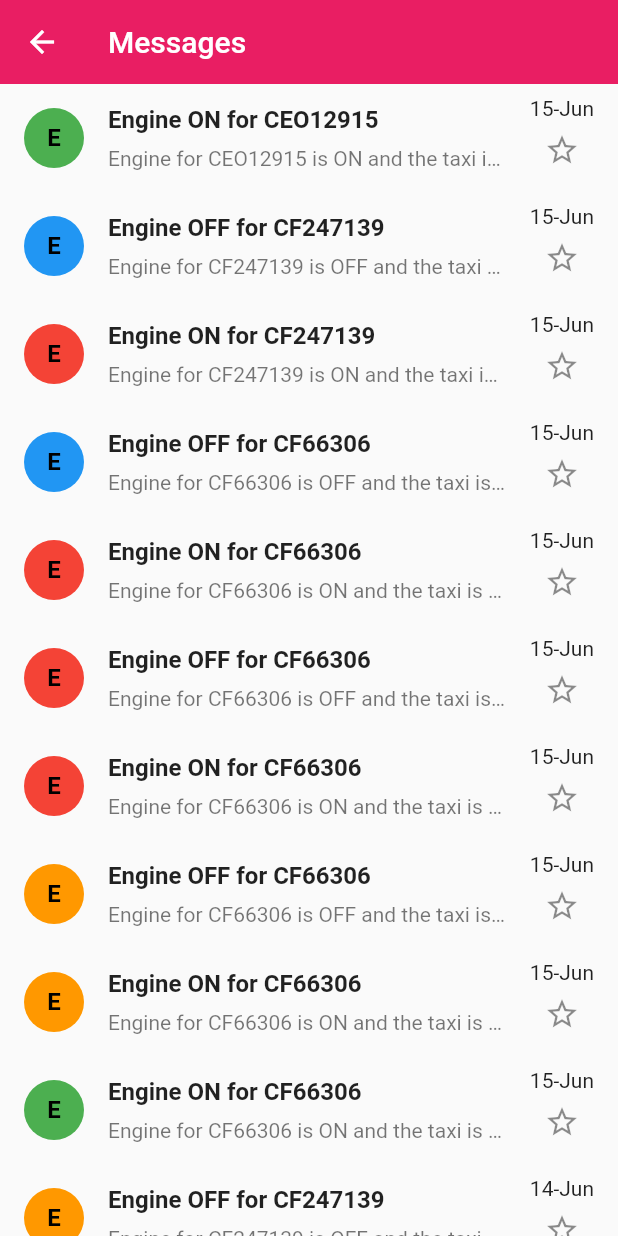
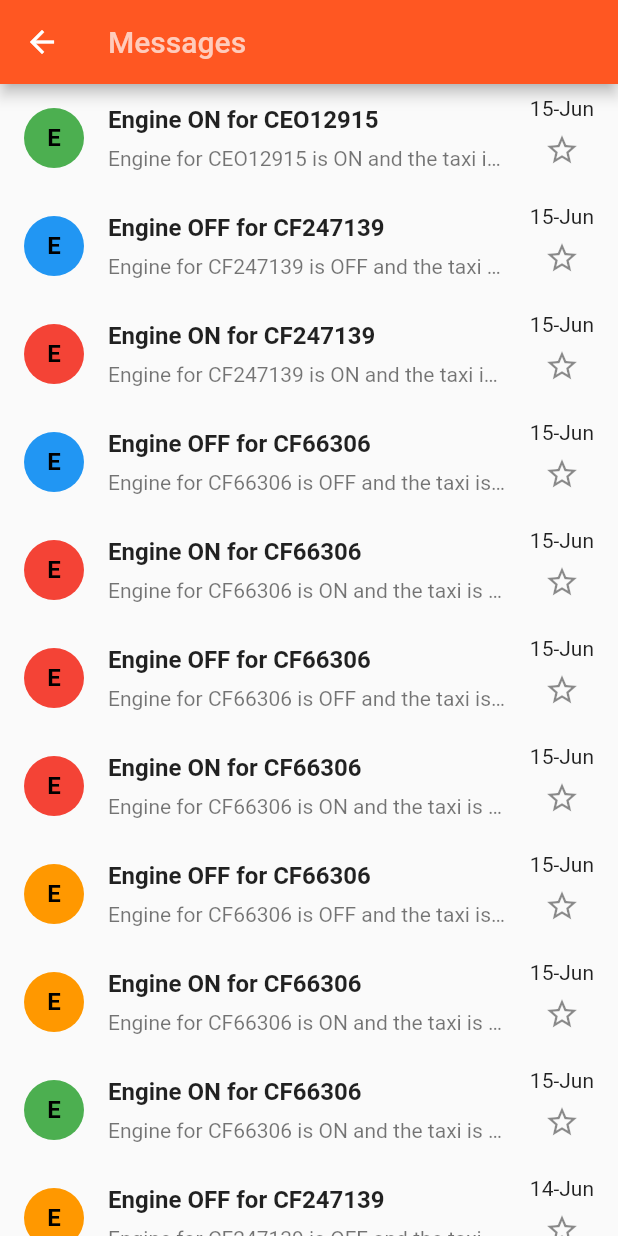
Before and after one commit to Songeziwe/Makwayini, a Flutter app: the screen it shows after launch, after a tap on "messages", on a phone screen of 412 x 824 dp. Run offline on Flutter 3.47's test engine with Material 2 defaults, Android fonts, the phone set to English and light mode, and no system bars; our stand-ins replace flutter_map, flutter_svg, latlong.

Commit message:
Created CustomIcon widget

```diff
--- /dev/null
+++ b/lib/constants/theme.dart
@@ -0,0 +1,15 @@
+import 'package:flutter/material.dart';
+
+const Color kPrimary = Color(0xFFFF5722);
+const Color kSecondary = Color(0xFFFFCCBC);
+const Color kAccent = Color(0xFF2e302f);
+const Color kError = Color(0xFFfe2a39);
+const Color kIconColor = Color(0xFFffa41c);
+
+const TextStyle kTextStyle = TextStyle(
+  color: kSecondary,
+);
+
+const TextStyle kErrorStyle = TextStyle(
+  color: kError,
+);
--- a/lib/main.dart
+++ b/lib/main.dart
@@ -2,6 +2,7 @@ import 'package:flutter/material.dart';
 import 'package:quicloc/screens/splash.dart';
 import 'package:quicloc/screens/home.dart';
 import 'package:quicloc/screens/messages.dart';
+import 'package:quicloc/constants/theme.dart';
 
 void main() {
   runApp(const MyApp());
@@ -16,14 +17,11 @@ class MyApp extends StatelessWidget {
     return MaterialApp(
       debugShowCheckedModeBanner: false,
       title: 'Quickloc Mobile Application',
-      theme: ThemeData(
-        primarySwatch: Colors.blue,
-      ),
-      initialRoute: '/splash',
+      initialRoute: '/',
       routes: {
-        '/': (context) => const Home(),
+        '/': (context) => const Splash(),
+        '/home': (context) => const Home(),
         '/messages': (context) => const Messages(),
-        '/splash': (context) => const Splash(),
       },
     );
   }
--- a/lib/screens/home.dart
+++ b/lib/screens/home.dart
@@ -4,6 +4,7 @@ import 'package:latlong/latlong.dart' as latLg;
 import 'package:flutter/services.dart' as root_bundle;
 import 'dart:convert';
 import '../models/location.dart';
+import 'package:quicloc/constants/theme.dart';
 
 class Home extends StatefulWidget {
   const Home({Key? key}) : super(key: key);
@@ -57,24 +58,27 @@ class _HomeState extends State<Home> {
   Widget build(BuildContext context) {
     return Scaffold(
       appBar: AppBar(
-        backgroundColor: Colors.pinkAccent,
+        backgroundColor: kPrimary,
         leading: const Icon(
           Icons.map,
-          color: Colors.black,
+          color: kSecondary,
         ),
-        title: const Text('Map'),
+        title: const Text(
+          'Map',
+          style: kTextStyle,
+        ),
         actions: [
           TextButton.icon(
             icon: const Icon(
               Icons.message,
-              color: Colors.black,
+              color: kSecondary,
             ),
             onPressed: () {
               Navigator.pushNamed(context, '/messages');
             },
             label: const Text(
               'messages',
-              style: TextStyle(color: Colors.black),
+              style: kTextStyle,
             ),
           ),
         ],
@@ -83,7 +87,10 @@ class _HomeState extends State<Home> {
         future: markers,
         builder: (context, snapshot) {
           if (snapshot.hasError) {
-            return const Text("ERROR");
+            return Text(
+              '${snapshot.error}',
+              style: kErrorStyle,
+            );
           } else if (snapshot.hasData) {
             var items = snapshot.data as List<Marker>;
             return FlutterMap(
@@ -107,7 +114,7 @@ class _HomeState extends State<Home> {
               ],
             );
           } else {
-            return const Text("HELLO, WORLD!");
+            return const Text("Loading...");
           }
         },
       ),
--- a/lib/screens/messages.dart
+++ b/lib/screens/messages.dart
@@ -1,8 +1,10 @@
 import 'dart:convert';
 import 'dart:math';
 import 'package:flutter/material.dart';
+import 'package:quicloc/constants/theme.dart';
 import 'package:quicloc/models/message.dart';
 import 'package:flutter/services.dart' as root_bundle;
+import 'package:quicloc/widgets/custom_icon.dart';
 
 class Messages extends StatefulWidget {
   const Messages({Key? key}) : super(key: key);
@@ -44,16 +46,21 @@ class _MessagesState extends State<Messages> {
   Widget build(BuildContext context) {
     return Scaffold(
       appBar: AppBar(
-        backgroundColor: Colors.pink,
-        elevation: 0,
-        // leading: const Icon(Icons.menu),
-        title: const Text('Messages'),
+        backgroundColor: kPrimary,
+        title: const Text(
+          'Messages',
+          style: kTextStyle,
+        ),
       ),
       body: FutureBuilder(
         future: list,
         builder: (context, snapshot) {
           if (snapshot.hasError) {
-            return Center(child: Text('${snapshot.error}'));
+            return Center(
+                child: Text(
+              '${snapshot.error}',
+              style: kTextStyle,
+            ));
           }
           if (snapshot.hasData) {
             var items = snapshot.data as List<Message>;
@@ -85,9 +92,7 @@ class _MessagesState extends State<Messages> {
                     children: [
                       Text(items[index].getDisplay.toString()),
                       const SizedBox(height: 8.0),
-                      const Icon(
-                        Icons.star_outline_outlined,
-                      ),
+                      const CustomIcon(),
                     ],
                   ),
                 );
--- a/lib/screens/splash.dart
+++ b/lib/screens/splash.dart
@@ -52,7 +52,7 @@ class _SplashState extends State<Splash> with TickerProviderStateMixin {
     Timer(const Duration(milliseconds: 3500), () {
       controller!.dispose();
       showHome = true;
-      Navigator.pushNamed(context, '/');
+      Navigator.pushNamed(context, '/home');
     });
   }
 
--- /dev/null
+++ b/lib/widgets/custom_icon.dart
@@ -0,0 +1,28 @@
+import 'package:flutter/material.dart';
+import 'package:quicloc/constants/theme.dart';
+
+class CustomIcon extends StatefulWidget {
+  const CustomIcon({Key? key}) : super(key: key);
+
+  @override
+  _CustomIconState createState() => _CustomIconState();
+}
+
+class _CustomIconState extends State<CustomIcon> {
+  bool pressed = false;
+
+  @override
+  Widget build(BuildContext context) {
+    return GestureDetector(
+      onTap: () => setState(() {
+        pressed = !pressed;
+      }),
+      child: pressed
+          ? const Icon(
+              Icons.star,
+              color: kIconColor,
+            )
+          : const Icon(Icons.star_outline_outlined),
+    );
+  }
+}
```
